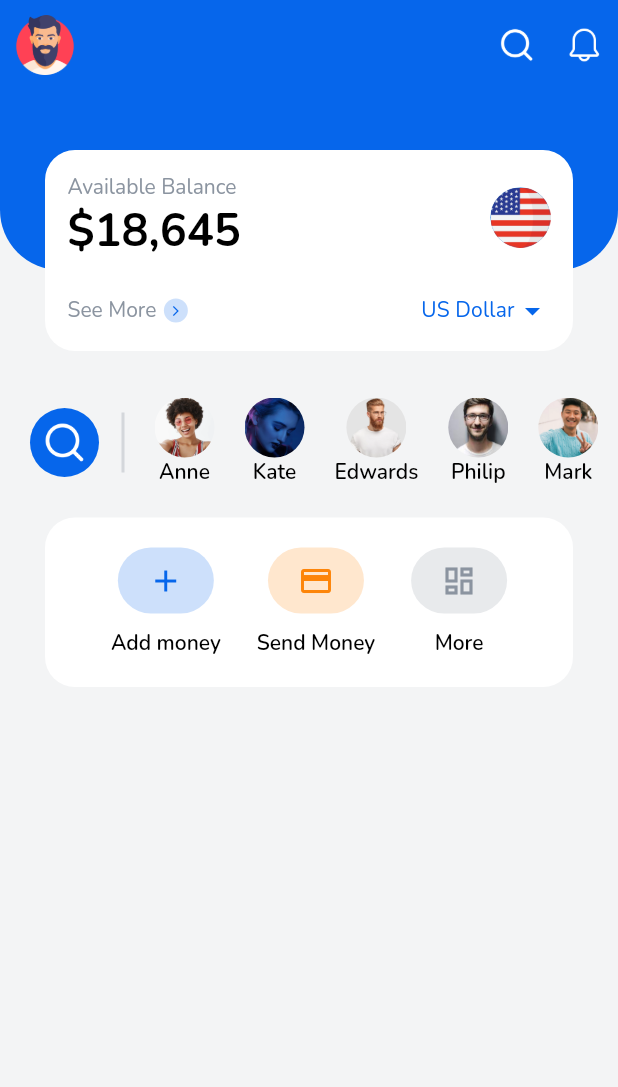
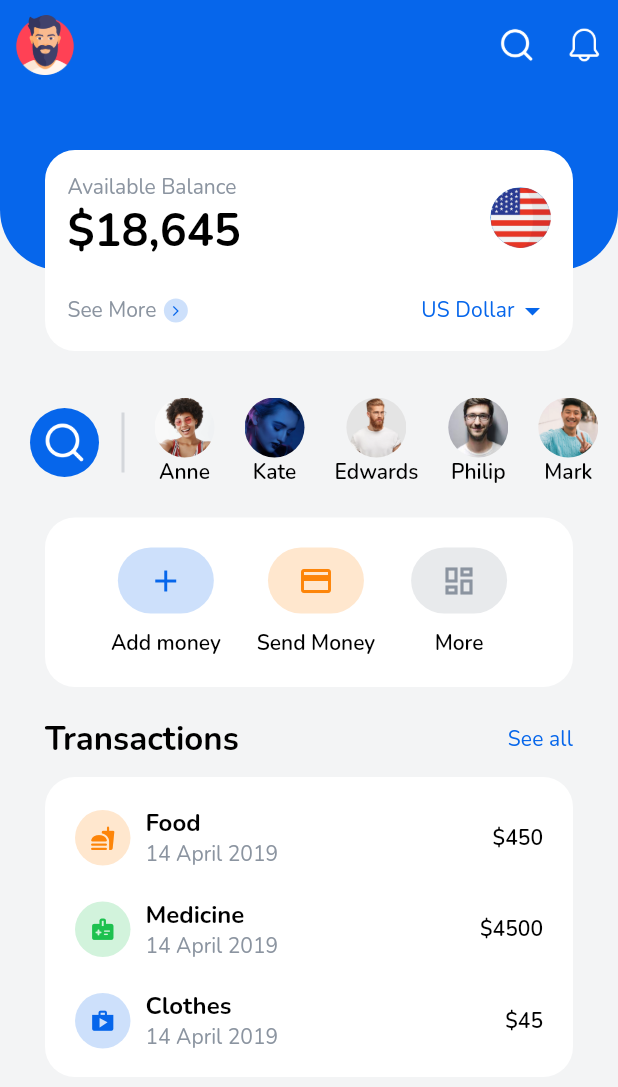
Before and after one commit to HenryUdorji/financeAppUI, a Flutter app: the screen it shows after launch, on a phone screen of 412 x 824 dp. Shown: the top 1087 px of the screen. Run offline on Flutter 3.47's test engine with Material 2 defaults, Android fonts, the phone set to English and light mode, and no system bars.

Commit message:
completed transactions section

```diff
--- a/lib/main.dart
+++ b/lib/main.dart
@@ -27,7 +27,7 @@ class MyApp extends StatelessWidget {
         textTheme: TextTheme(
           headline1: const TextStyle(fontSize: 30, fontWeight: FontWeight.bold, color: Colors.black),
           headline3: const TextStyle(fontSize: 22, fontWeight: FontWeight.bold, color: Colors.black),
-          bodyText1: const TextStyle(fontSize: 18, fontWeight: FontWeight.bold, color: Colors.black),
+          bodyText1: const TextStyle(fontSize: 16, fontWeight: FontWeight.bold, color: Colors.black),
           bodyText2: const TextStyle(fontSize: 14, fontWeight: FontWeight.w600, color: Colors.black),
           subtitle1: TextStyle(fontSize: 14, fontWeight: FontWeight.normal, color: color.Colors.disableColor),
           subtitle2: TextStyle(fontSize: 14, fontWeight: FontWeight.normal, color: color.Colors.accentColor),
--- /dev/null
+++ b/lib/models/transaction.dart
@@ -0,0 +1,28 @@
+import 'dart:math';
+
+import 'package:flutter/material.dart';
+import 'package:finance_app_ui/colors.dart' as color;
+
+class Transaction {
+  String title;
+  String amount;
+  String date;
+  IconData iconData;
+  Color color;
+
+  Transaction(this.title, this.amount, this.date, this.iconData, this.color);
+}
+
+List<Transaction> transactions() {
+  return [
+    Transaction('Food', '\$450', '14 April 2019', Icons.fastfood_rounded, color.Colors.orangeColor),
+    Transaction('Medicine', '\$4500', '14 April 2019', Icons.medical_information_rounded, color.Colors.greenColor),
+    Transaction('Clothes', '\$45', '14 April 2019', Icons.shop, color.Colors.accentColor),
+    Transaction('House', '\$45050', '10 May 2022', Icons.house_rounded, randomColor()),
+    Transaction('Car Rental', '\$1650', '14 April 2019', Icons.car_rental_rounded, randomColor())
+  ];
+}
+
+Color randomColor() {
+  return Color(Random().nextInt(0xffffffff)).withAlpha(0xff);
+}
--- a/lib/pages/home.dart
+++ b/lib/pages/home.dart
@@ -1,6 +1,7 @@
 import 'package:flutter/material.dart';
 import 'package:finance_app_ui/colors.dart' as color;
 import 'package:finance_app_ui/models/contacts.dart';
+import 'package:finance_app_ui/models/transaction.dart';
 
 class HomePage extends StatefulWidget {
   const HomePage({Key? key}) : super(key: key);
@@ -15,14 +16,95 @@ class _HomePageState extends State<HomePage> {
     return Scaffold(
       backgroundColor: color.Colors.backgroundColor,
       body: SafeArea(
-        child: Column(
-          children: const [
-            TopSection(),
-            ContactSection(),
-            SizedBox(height: 20,),
-            ActionSection()
-          ],
+        child: SingleChildScrollView(
+          child: Column(
+            children: const [
+              TopSection(),
+              ContactSection(),
+              SizedBox(
+                height: 20,
+              ),
+              ActionSection(),
+              SizedBox(
+                height: 20,
+              ),
+              TransactionSection()
+            ],
+          ),
         ),
+      ),
+    );
+  }
+}
+
+class TransactionSection extends StatelessWidget {
+  const TransactionSection({Key? key}) : super(key: key);
+
+  @override
+  Widget build(BuildContext context) {
+    var textStyle = Theme.of(context).textTheme;
+
+    return Padding(
+      padding: const EdgeInsets.symmetric(horizontal: 30),
+      child: Column(
+        children: [
+          Row(
+            mainAxisAlignment: MainAxisAlignment.spaceBetween,
+            children: [
+              Text(
+                'Transactions',
+                style: textStyle.headline3,
+              ),
+              Text(
+                'See all',
+                style: textStyle.subtitle2,
+              )
+            ],
+          ),
+          const SizedBox(
+            height: 10,
+          ),
+          Container(
+            height: 200,
+            padding: const EdgeInsets.symmetric(horizontal: 20),
+            decoration: BoxDecoration(
+                color: Colors.white,
+                borderRadius: BorderRadius.circular(20)
+            ),
+            child: ListView.builder(
+                padding: const EdgeInsets.symmetric(vertical: 10),
+                itemCount: transactions().length,
+                itemBuilder: (context, index) {
+                  return Padding(
+                    padding: const EdgeInsets.only(top: 10, bottom: 10),
+                    child: Row(
+                      mainAxisAlignment: MainAxisAlignment.start,
+                      children: [
+                        Container(
+                          padding: const EdgeInsets.all(10),
+                          decoration: BoxDecoration(
+                              color: transactions()[index].color.withOpacity(0.2),
+                              shape: BoxShape.circle
+                          ),
+                          child: Icon(transactions()[index].iconData, color: transactions()[index].color, size: 17,),
+                        ),
+                        const SizedBox(width: 10,),
+                        Expanded(
+                          child: Column(
+                            crossAxisAlignment: CrossAxisAlignment.start,
+                            children: [
+                              Text(transactions()[index].title, style: textStyle.bodyText1,),
+                              Text(transactions()[index].date, style: textStyle.subtitle1,),
+                            ],
+                          ),
+                        ),
+                        Text(transactions()[index].amount, style: textStyle.bodyText2,),
+                      ],
+                    ),
+                  );
+                }),
+          )
+        ],
       ),
     );
   }
@@ -37,15 +119,24 @@ class ActionSection extends StatelessWidget {
       padding: const EdgeInsets.all(20),
       margin: const EdgeInsets.symmetric(horizontal: 30),
       decoration: BoxDecoration(
-        color: Colors.white,
-        borderRadius: BorderRadius.circular(20)
-      ),
+          color: Colors.white, borderRadius: BorderRadius.circular(20)),
       child: Row(
         mainAxisAlignment: MainAxisAlignment.spaceEvenly,
         children: [
-          ActionItem(icon: Icons.add, color: color.Colors.accentColor, title: 'Add money'),
-          ActionItem(icon: Icons.credit_card_outlined, color: color.Colors.orangeColor, title: 'Send Money',),
-          ActionItem(icon: Icons.dashboard_outlined, color: color.Colors.disableColor, title: 'More',)
+          ActionItem(
+              icon: Icons.add,
+              color: color.Colors.accentColor,
+              title: 'Add money'),
+          ActionItem(
+            icon: Icons.credit_card_outlined,
+            color: color.Colors.orangeColor,
+            title: 'Send Money',
+          ),
+          ActionItem(
+            icon: Icons.dashboard_outlined,
+            color: color.Colors.disableColor,
+            title: 'More',
+          )
         ],
       ),
     );
@@ -53,7 +144,9 @@ class ActionSection extends StatelessWidget {
 }
 
 class ActionItem extends StatelessWidget {
-  const ActionItem({Key? key, required this.icon, required this.color, required this.title}) : super(key: key);
+  const ActionItem(
+      {Key? key, required this.icon, required this.color, required this.title})
+      : super(key: key);
   final IconData icon;
   final Color color;
   final String title;
@@ -67,17 +160,23 @@ class ActionItem extends StatelessWidget {
           padding: const EdgeInsets.symmetric(horizontal: 20, vertical: 10),
           decoration: BoxDecoration(
               color: color.withOpacity(0.2),
-              borderRadius: BorderRadius.circular(30)
+              borderRadius: BorderRadius.circular(30)),
+          child: Icon(
+            icon,
+            color: color,
           ),
-          child: Icon(icon, color: color,),
         ),
-        const SizedBox(height: 10,),
-        Text(title, style: Theme.of(context).textTheme.bodyText2,)
+        const SizedBox(
+          height: 10,
+        ),
+        Text(
+          title,
+          style: Theme.of(context).textTheme.bodyText2,
+        )
       ],
     );
   }
 }
-
 
 class ContactSection extends StatelessWidget {
   const ContactSection({Key? key}) : super(key: key);
@@ -103,7 +202,9 @@ class ContactSection extends StatelessWidget {
               height: 30,
             ),
           ),
-          const SizedBox(width: 15,),
+          const SizedBox(
+            width: 15,
+          ),
           Container(
             height: 40,
             width: 2,
@@ -127,7 +228,10 @@ class ContactSection extends StatelessWidget {
                           height: 40,
                         ),
                       ),
-                      Text(contacts()[index].name, style: textStyle.bodyText2,)
+                      Text(
+                        contacts()[index].name,
+                        style: textStyle.bodyText2,
+                      )
                     ],
                   ),
                 );
```
